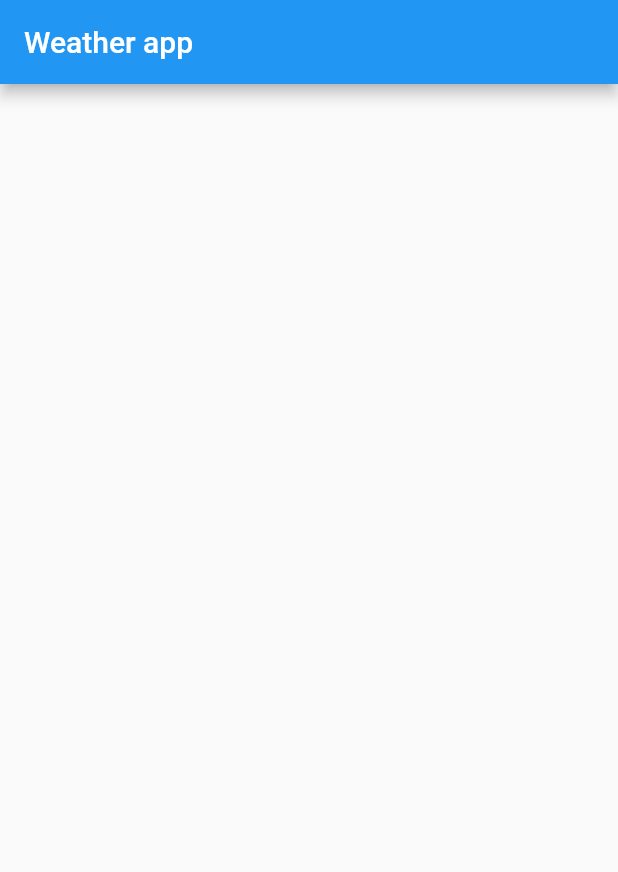
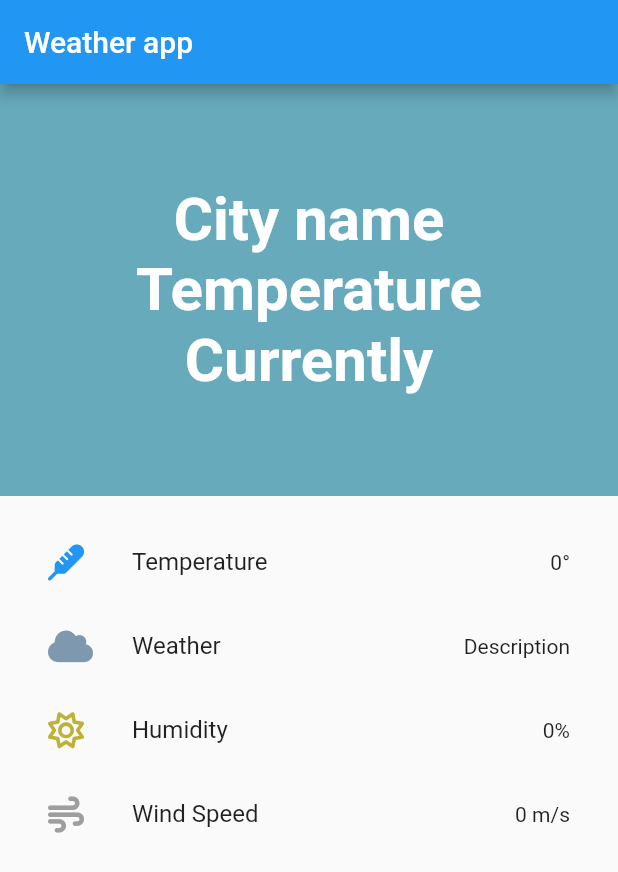
Before and after one commit to TalgatBatyrov/weather_flutter_app, a Flutter app: the screen it shows after launch, on a phone screen of 412 x 824 dp. Shown: the top 872 px of the screen. Run offline on Flutter 3.47's test engine with Material 2 defaults, Android fonts, the phone set to English and light mode, and no system bars; our stand-ins replace easy_localization, font_awesome_flutter.

Commit message:
import 'package:font_awesome_flutter/font_awesome_flutter.dart';

```diff
--- a/lib/main.dart
+++ b/lib/main.dart
@@ -1,6 +1,6 @@
 import 'package:easy_localization/easy_localization.dart';
 import 'package:flutter/material.dart';
-import 'package:weather_flutter_app/widgets/home.dart';
+import 'package:weather_flutter_app/widgets/home/home.dart';
 
 void main() async {
   WidgetsFlutterBinding.ensureInitialized();
--- a/lib/widgets/home.dart
+++ /dev/null
@@ -1,15 +0,0 @@
-import 'package:flutter/material.dart';
-
-class Home extends StatelessWidget {
-  const Home({Key? key}) : super(key: key);
-
-  @override
-  Widget build(BuildContext context) {
-    return Scaffold(
-      appBar: AppBar(
-        title: const Text('Weather app'),
-      ),
-      body: Container(),
-    );
-  }
-}
--- /dev/null
+++ b/lib/widgets/home/home.dart
@@ -0,0 +1,22 @@
+import 'package:flutter/material.dart';
+import 'package:weather_flutter_app/widgets/home/weather_details/weather_details.dart';
+import 'package:weather_flutter_app/widgets/home/weather_info/weather_info.dart';
+
+class Home extends StatelessWidget {
+  const Home({Key? key}) : super(key: key);
+
+  @override
+  Widget build(BuildContext context) {
+    return Scaffold(
+      appBar: AppBar(
+        title: const Text('Weather app'),
+      ),
+      body: Column(
+        children: const [
+          WeatherInfo(),
+          WeatherDetails(),
+        ],
+      ),
+    );
+  }
+}
--- /dev/null
+++ b/lib/widgets/home/weather_details/weather_details.dart
@@ -0,0 +1,41 @@
+import 'package:flutter/material.dart';
+import 'package:font_awesome_flutter/font_awesome_flutter.dart';
+
+class WeatherDetails extends StatelessWidget {
+  const WeatherDetails({Key? key}) : super(key: key);
+
+  @override
+  Widget build(BuildContext context) {
+    return Expanded(
+      child: Padding(
+        padding: const EdgeInsets.all(16),
+        child: ListView(
+          children: const [
+            ListTile(
+              leading: FaIcon(FontAwesomeIcons.thermometer, color: Colors.blue),
+              title: Text('Temperature'),
+              trailing: Text(' ${0}\u00B0'),
+            ),
+            ListTile(
+              leading: FaIcon(FontAwesomeIcons.cloud,
+                  color: Color.fromARGB(255, 126, 153, 175)),
+              title: Text('Weather'),
+              trailing: Text('Description'),
+            ),
+            ListTile(
+              leading: FaIcon(FontAwesomeIcons.sun,
+                  color: Color.fromARGB(255, 191, 177, 54)),
+              title: Text('Humidity'),
+              trailing: Text('${0}%'),
+            ),
+            ListTile(
+              leading: FaIcon(FontAwesomeIcons.wind, color: Colors.grey),
+              title: Text('Wind Speed'),
+              trailing: Text('${0} m/s'),
+            ),
+          ],
+        ),
+      ),
+    );
+  }
+}
--- /dev/null
+++ b/lib/widgets/home/weather_info/weather_info.dart
@@ -0,0 +1,28 @@
+import 'package:flutter/material.dart';
+
+class WeatherInfo extends StatelessWidget {
+  const WeatherInfo({Key? key}) : super(key: key);
+
+  @override
+  Widget build(BuildContext context) {
+    TextStyle topInfoStyle = const TextStyle(
+      fontSize: 40,
+      fontWeight: FontWeight.bold,
+      color: Colors.white,
+    );
+    return Container(
+      color: const Color.fromARGB(255, 103, 170, 188),
+      height: MediaQuery.of(context).size.height / 3,
+      width: MediaQuery.of(context).size.width,
+      child: Column(
+        crossAxisAlignment: CrossAxisAlignment.center,
+        mainAxisAlignment: MainAxisAlignment.center,
+        children: [
+          Text('City name', style: topInfoStyle),
+          Text('Temperature', style: topInfoStyle),
+          Text('Currently', style: topInfoStyle),
+        ],
+      ),
+    );
+  }
+}
--- a/pubspec.yaml
+++ b/pubspec.yaml
@@ -35,6 +35,7 @@ dependencies:
   # Use with the CupertinoIcons class for iOS style icons.
   cupertino_icons: ^1.0.2
   easy_localization: ^3.0.1
+  font_awesome_flutter: ^10.1.0
 
 dev_dependencies:
   flutter_test:
```
Also changed, not shown: pubspec.lock.
